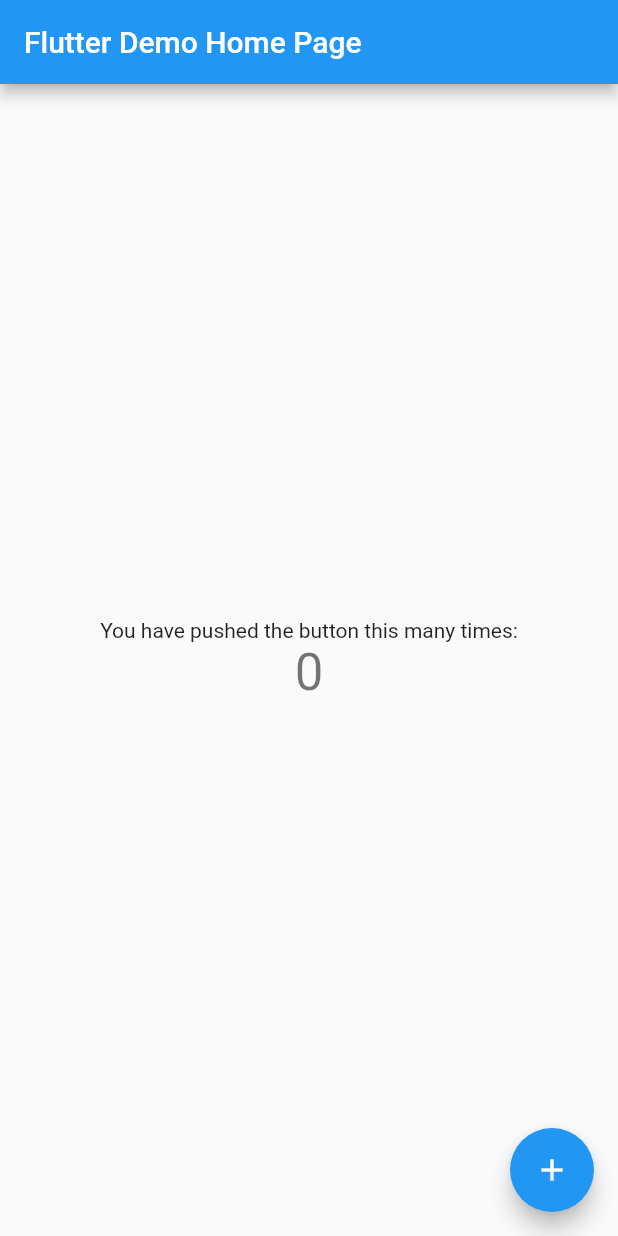
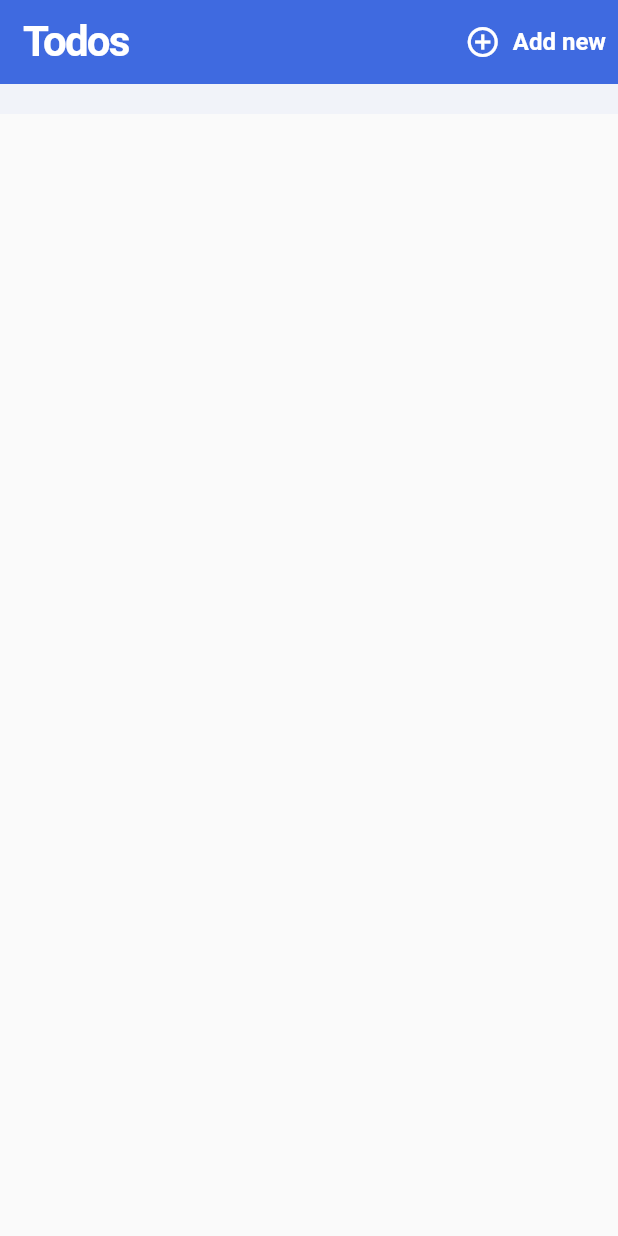
Before and after one commit to Mr-Malomz/flutter_api, a Flutter app: the screen it shows after launch, on a phone screen of 412 x 824 dp. Run offline on Flutter 3.47's test engine with Material 2 defaults, Android fonts, the phone set to English and light mode, and no system bars.

Commit message:
home screen starter

```diff
--- a/lib/main.dart
+++ b/lib/main.dart
@@ -1,113 +1,15 @@
 import 'package:flutter/material.dart';
+import 'package:flutter_api/screens/home_screen.dart';
 
 void main() {
   runApp(MyApp());
 }
 
 class MyApp extends StatelessWidget {
-  // This widget is the root of your application.
   @override
   Widget build(BuildContext context) {
     return MaterialApp(
-      title: 'Flutter Demo',
-      theme: ThemeData(
-        // This is the theme of your application.
-        //
-        // Try running your application with "flutter run". You'll see the
-        // application has a blue toolbar. Then, without quitting the app, try
-        // changing the primarySwatch below to Colors.green and then invoke
-        // "hot reload" (press "r" in the console where you ran "flutter run",
-        // or simply save your changes to "hot reload" in a Flutter IDE).
-        // Notice that the counter didn't reset back to zero; the application
-        // is not restarted.
-        primarySwatch: Colors.blue,
-      ),
-      home: MyHomePage(title: 'Flutter Demo Home Page'),
+      home: HomeScreen(),
     );
   }
 }
-
-class MyHomePage extends StatefulWidget {
-  MyHomePage({Key? key, required this.title}) : super(key: key);
-
-  // This widget is the home page of your application. It is stateful, meaning
-  // that it has a State object (defined below) that contains fields that affect
-  // how it looks.
-
-  // This class is the configuration for the state. It holds the values (in this
-  // case the title) provided by the parent (in this case the App widget) and
-  // used by the build method of the State. Fields in a Widget subclass are
-  // always marked "final".
-
-  final String title;
-
-  @override
-  _MyHomePageState createState() => _MyHomePageState();
-}
-
-class _MyHomePageState extends State<MyHomePage> {
-  int _counter = 0;
-
-  void _incrementCounter() {
-    setState(() {
-      // This call to setState tells the Flutter framework that something has
-      // changed in this State, which causes it to rerun the build method below
-      // so that the display can reflect the updated values. If we changed
-      // _counter without calling setState(), then the build method would not be
-      // called again, and so nothing would appear to happen.
-      _counter++;
-    });
-  }
-
-  @override
-  Widget build(BuildContext context) {
-    // This method is rerun every time setState is called, for instance as done
-    // by the _incrementCounter method above.
-    //
-    // The Flutter framework has been optimized to make rerunning build methods
-    // fast, so that you can just rebuild anything that needs updating rather
-    // than having to individually change instances of widgets.
-    return Scaffold(
-      appBar: AppBar(
-        // Here we take the value from the MyHomePage object that was created by
-        // the App.build method, and use it to set our appbar title.
-        title: Text(widget.title),
-      ),
-      body: Center(
-        // Center is a layout widget. It takes a single child and positions it
-        // in the middle of the parent.
-        child: Column(
-          // Column is also a layout widget. It takes a list of children and
-          // arranges them vertically. By default, it sizes itself to fit its
-          // children horizontally, and tries to be as tall as its parent.
-          //
-          // Invoke "debug painting" (press "p" in the console, choose the
-          // "Toggle Debug Paint" action from the Flutter Inspector in Android
-          // Studio, or the "Toggle Debug Paint" command in Visual Studio Code)
-          // to see the wireframe for each widget.
-          //
-          // Column has various properties to control how it sizes itself and
-          // how it positions its children. Here we use mainAxisAlignment to
-          // center the children vertically; the main axis here is the vertical
-          // axis because Columns are vertical (the cross axis would be
-          // horizontal).
-          mainAxisAlignment: MainAxisAlignment.center,
-          children: <Widget>[
-            Text(
-              'You have pushed the button this many times:',
-            ),
-            Text(
-              '$_counter',
-              style: Theme.of(context).textTheme.headline4,
-            ),
-          ],
-        ),
-      ),
-      floatingActionButton: FloatingActionButton(
-        onPressed: _incrementCounter,
-        tooltip: 'Increment',
-        child: Icon(Icons.add),
-      ), // This trailing comma makes auto-formatting nicer for build methods.
-    );
-  }
-}
--- /dev/null
+++ b/lib/screens/home_screen.dart
@@ -0,0 +1,67 @@
+import 'package:flutter/material.dart';
+import 'package:flutter_api/screens/utils/pallete.dart';
+
+class HomeScreen extends StatefulWidget {
+  const HomeScreen({Key? key}) : super(key: key);
+
+  @override
+  _HomeScreenState createState() => _HomeScreenState();
+}
+
+class _HomeScreenState extends State<HomeScreen> {
+  @override
+  Widget build(BuildContext context) {
+    return Scaffold(
+      body: CustomScrollView(
+        slivers: [
+          SliverAppBar(
+            backgroundColor: Pallete.mainBlue,
+            title: Text(
+              'Todos',
+              style: TextStyle(
+                color: Colors.white,
+                fontSize: 28.0,
+                fontWeight: FontWeight.bold,
+                letterSpacing: -1.2,
+              ),
+            ),
+            centerTitle: false,
+            floating: true,
+            actions: [
+              TextButton.icon(
+                onPressed: () => print('new'),
+                icon: Icon(
+                  Icons.add_circle_outline,
+                  color: Colors.white,
+                ),
+                label: Text(
+                  'Add new',
+                  style: TextStyle(
+                    fontSize: 16.0,
+                    color: Colors.white,
+                    fontWeight: FontWeight.w600,
+                  ),
+                ),
+              )
+            ],
+          ),
+          SliverList(
+            delegate: SliverChildListDelegate([
+              Container(
+                padding: const EdgeInsets.symmetric(
+                    horizontal: 10.0, vertical: 10.0),
+                decoration: BoxDecoration(color: Pallete.cardColor),
+                child: Row(
+                  mainAxisAlignment: MainAxisAlignment.start,
+                  children: [
+
+                  ],
+                ),
+              ),
+            ]),
+          ),
+        ],
+      ),
+    );
+  }
+}
--- /dev/null
+++ b/lib/screens/utils/pallete.dart
@@ -0,0 +1,8 @@
+import 'package:flutter/material.dart';
+
+class Pallete {
+  static const Color mainBlue = Color(0xFF3F6AE0);
+  static const Color cardColor = Color(0xFFF1F3F9);
+  static const Color green = Color(0xFF059669);
+  static const Color red = Color(0xFFB91C1C);
+}
```
